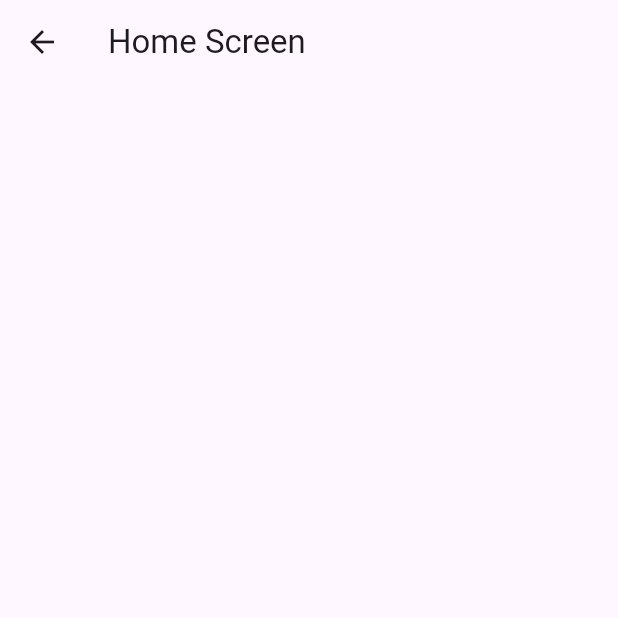
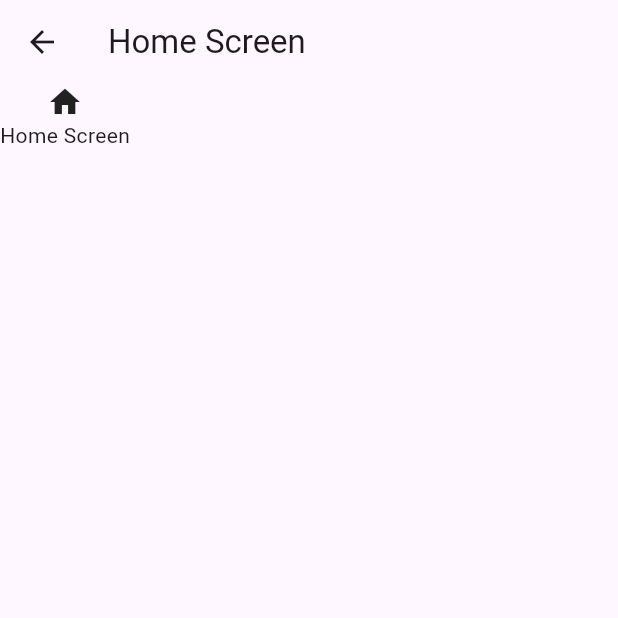
Before and after one commit to Muhammadkhabab/bloc_clean_architecure, a Flutter app: the HomeView screen opened by its route, on a phone screen of 412 x 824 dp, the top half of it. Run offline on Flutter 3.47's test engine with Material 3 defaults, Android fonts, the light colour scheme and no system bars.

Commit message:
home screen make

```diff
--- a/lib/view/home/home.dart
+++ b/lib/view/home/home.dart
@@ -16,7 +16,8 @@ class _HomeViewState extends State<HomeView> {
       ),
       body: Column(
         children: [
-
+          Icon(Icons.home),
+          Text('Home Screen'),
         ],
       ),
     );
```
